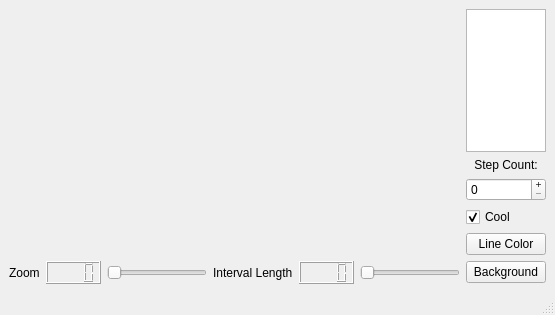
Above: mainwindow.ui from RaabenF/MandelbrotQt before the change. Below: the same form after it.
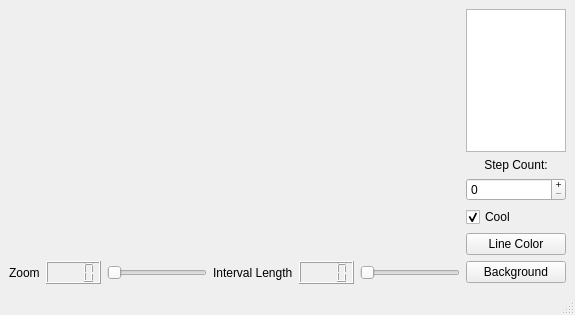
That is the form after the change. Custom widgets are drawn as their Qt base class.

Diff of the .ui file:
```diff
--- a/mainwindow.ui
+++ b/mainwindow.ui
@@ -26,6 +26,12 @@
      <layout class="QVBoxLayout" name="verticalLayout">
       <item>
        <widget class="QListView" name="lvShape">
+        <property name="minimumSize">
+         <size>
+          <width>100</width>
+          <height>0</height>
+         </size>
+        </property>
         <property name="layoutMode">
          <enum>QListView::Batched</enum>
         </property>
```
